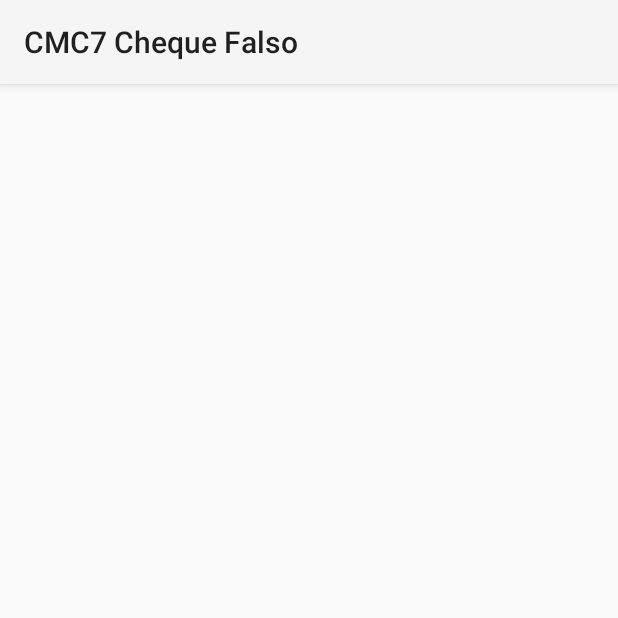
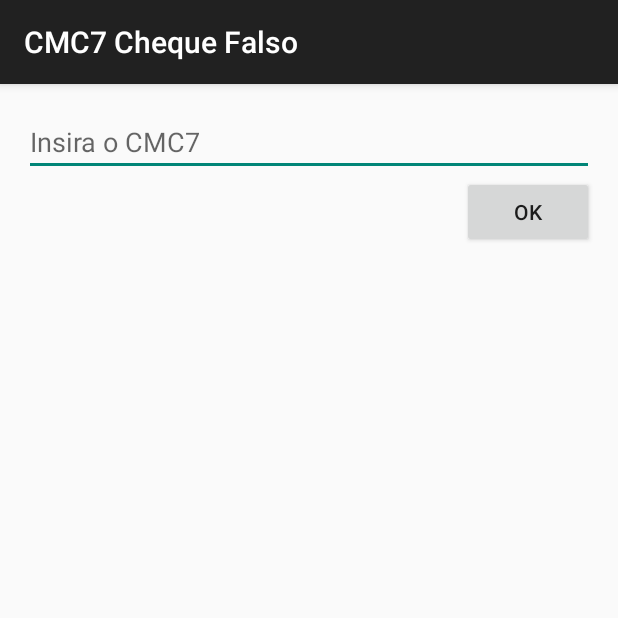
Before and after one commit to pedrofsn/android-cmc7-cheque-falso, an Android app: the screen it shows after launch (ActivityMain), on a phone screen of 412 x 824 dp, the top half of it. Run offline under Robolectric (Android 15) with nearby library versions, the phone set to English and light mode, and no system bars; our stand-ins replace AdMob; 2 statements that could not run were skipped.

Commit message:
Corrigindo temas para que o aplicativo não dê crash no android Lolipop

```diff
--- a/app/src/main/res/values-v21/styles.xml
+++ b/app/src/main/res/values-v21/styles.xml
@@ -1,5 +1,6 @@
 <?xml version="1.0" encoding="utf-8"?>
 <resources>
-    <style name="AppTheme" parent="android:Theme.Material.Light">
-    </style>
+
+    <style name="AppTheme" parent="Theme.AppCompat.Light.DarkActionBar" />
+
 </resources>
--- a/app/src/main/res/values/styles.xml
+++ b/app/src/main/res/values/styles.xml
@@ -1,8 +1,6 @@
+<?xml version="1.0" encoding="utf-8"?>
 <resources>
 
-    <!-- Base application theme. -->
-    <style name="AppTheme" parent="Theme.AppCompat.Light.DarkActionBar">
-        <!-- Customize your theme here. -->
-    </style>
+    <style name="AppTheme" parent="Theme.AppCompat.Light.DarkActionBar" />
 
 </resources>
```
